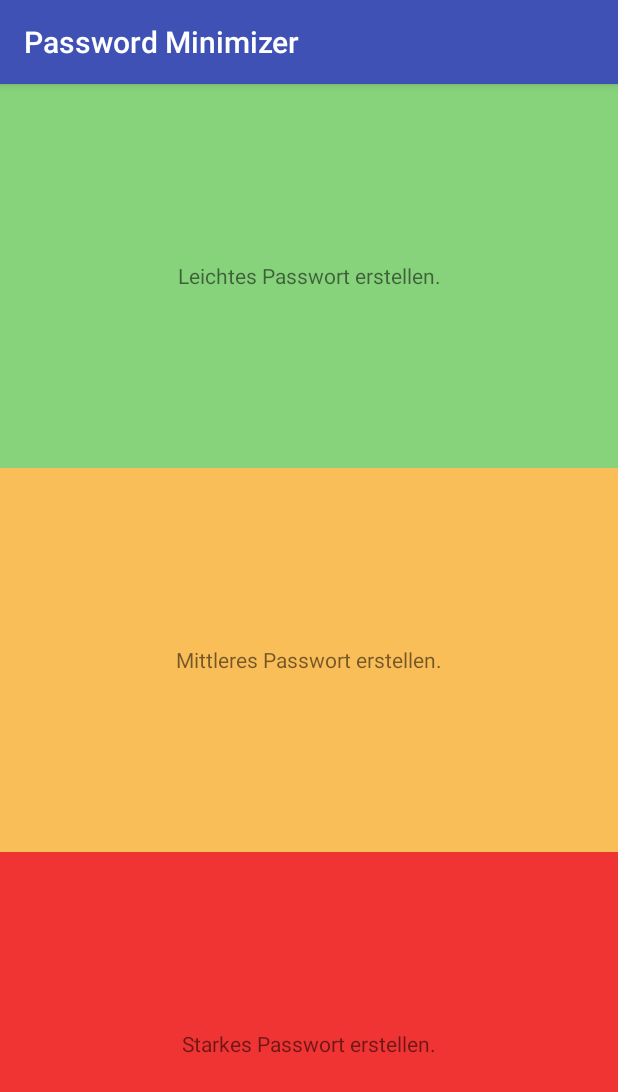
After one commit to eileenoo/password_minimizer, an Android app: the CreatePasswordActivity screen opened directly, with no data from a screen before it, on a phone screen of 412 x 824 dp. The commit adds this screen. Shown: the top 1092 px of the screen. Run offline under Robolectric (Android 15) with nearby library versions, the phone set to English and light mode, and no system bars.

Commit message:
Added some basic activities and classes and put them into packages.

```diff
--- a/app/src/main/AndroidManifest.xml
+++ b/app/src/main/AndroidManifest.xml
@@ -9,13 +9,17 @@
         android:roundIcon="@mipmap/ic_launcher_round"
         android:supportsRtl="true"
         android:theme="@style/AppTheme">
-        <activity android:name=".MainActivity">
+        <activity android:name=".activities.MainActivity">
             <intent-filter>
                 <action android:name="android.intent.action.MAIN" />
 
                 <category android:name="android.intent.category.LAUNCHER" />
             </intent-filter>
         </activity>
+        <activity android:name=".activities.CreatePasswordActivity" />
+        <activity android:name=".activities.StartPinActivity" />
+        <activity android:name=".activities.PasswordDetailWebsitesActivity" />
+        <activity android:name=".activities.PasswordDetailSettingsActivity"></activity>
     </application>
 
 </manifest>
--- /dev/null
+++ b/app/src/main/java/ath/password_minimizer/activities/CreatePasswordActivity.java
@@ -0,0 +1,19 @@
+package ath.password_minimizer.activities;
+
+import android.content.Intent;
+import android.support.v7.app.AppCompatActivity;
+import android.os.Bundle;
+
+import ath.password_minimizer.R;
+
+public class CreatePasswordActivity extends AppCompatActivity {
+
+    @Override
+    protected void onCreate(Bundle savedInstanceState) {
+        super.onCreate(savedInstanceState);
+        setContentView(R.layout.activity_create_password);
+
+    }
+
+
+}
--- /dev/null
+++ b/app/src/main/res/layout/activity_create_password.xml
@@ -0,0 +1,54 @@
+<?xml version="1.0" encoding="utf-8"?>
+<LinearLayout xmlns:android="http://schemas.android.com/apk/res/android"
+    xmlns:tools="http://schemas.android.com/tools"
+    android:layout_width="match_parent"
+    android:layout_height="match_parent"
+    android:orientation="vertical"
+    tools:context="ath.password_minimizer.activities.CreatePasswordActivity">
+
+    <LinearLayout
+        android:layout_width="match_parent"
+        android:layout_height="0dp"
+        android:layout_weight="1"
+        android:background="@color/color_simple_pw"
+        android:gravity="center">
+
+        <TextView
+            android:id="@+id/text_pw_simple"
+            android:layout_width="match_parent"
+            android:layout_height="wrap_content"
+            android:text="@string/string_create_simple_pw"
+            android:textAlignment="center" />
+    </LinearLayout>
+
+    <LinearLayout
+        android:layout_width="match_parent"
+        android:layout_height="0dp"
+        android:layout_weight="1"
+        android:background="@color/color_middle_pw"
+        android:gravity="center">
+
+        <TextView
+            android:id="@+id/text_pw_middle"
+            android:layout_width="match_parent"
+            android:layout_height="wrap_content"
+            android:text="@string/string_create_middle_pw"
+            android:textAlignment="center" />
+    </LinearLayout>
+
+    <LinearLayout
+        android:layout_width="match_parent"
+        android:layout_height="0dp"
+        android:layout_weight="1"
+        android:background="@color/color_strong_pw"
+        android:gravity="center">
+
+        <TextView
+            android:id="@+id/text_pw_strong"
+            android:layout_width="match_parent"
+            android:layout_height="wrap_content"
+            android:text="@string/string_create_strong_pw"
+            android:textAlignment="center" />
+    </LinearLayout>
+
+</LinearLayout>
--- a/app/src/main/res/layout/activity_main.xml
+++ b/app/src/main/res/layout/activity_main.xml
@@ -4,7 +4,7 @@
     xmlns:tools="http://schemas.android.com/tools"
     android:layout_width="match_parent"
     android:layout_height="match_parent"
-    tools:context="ath.password_minimizer.MainActivity">
+    tools:context="ath.password_minimizer.activities.MainActivity">
 
     <TextView
         android:layout_width="wrap_content"
--- a/app/src/main/res/values/colors.xml
+++ b/app/src/main/res/values/colors.xml
@@ -3,4 +3,8 @@
     <color name="colorPrimary">#3F51B5</color>
     <color name="colorPrimaryDark">#303F9F</color>
     <color name="colorAccent">#FF4081</color>
+
+    <color name="color_simple_pw">#87D37C</color>
+    <color name="color_middle_pw">#FABE58</color>
+    <color name="color_strong_pw">#F03434</color>
 </resources>
--- a/app/src/main/res/values/strings.xml
+++ b/app/src/main/res/values/strings.xml
@@ -1,3 +1,7 @@
 <resources>
-    <string name="app_name">password_minimizer</string>
+    <string name="app_name">Password Minimizer</string>
+
+    <string name="string_create_simple_pw">Leichtes Passwort erstellen.</string>
+    <string name="string_create_middle_pw">Mittleres Passwort erstellen.</string>
+    <string name="string_create_strong_pw">Starkes Passwort erstellen.</string>
 </resources>
```
Also changed, not shown: app/src/main/java/Util/Constants.java (added, +11 -0 lines), app/src/main/java/ath/password_minimizer/activities/MainActivity.java (added, +37 -0 lines), app/src/main/java/ath/password_minimizer/activities/PasswordDetailSettingsActivity.java (added, +15 -0 lines), app/src/main/java/ath/password_minimizer/activities/PasswordDetailWebsitesActivity.java (added, +15 -0 lines), app/src/main/java/ath/password_minimizer/activities/StartPinActivity.java (renamed from app/src/main/java/ath/password_minimizer/MainActivity.java, +5 -3 lines), app/src/main/java/model/PasswordStrength.java (added, +27 -0 lines), app/src/main/java/model/PicturePassword.java (added, +44 -0 lines), app/src/main/res/layout/activity_password_detail_settings.xml (added, +9 -0 lines), app/src/main/res/layout/activity_password_detail_websites.xml (added, +9 -0 lines), app/src/main/res/layout/activity_start_pin.xml (added, +9 -0 lines).
